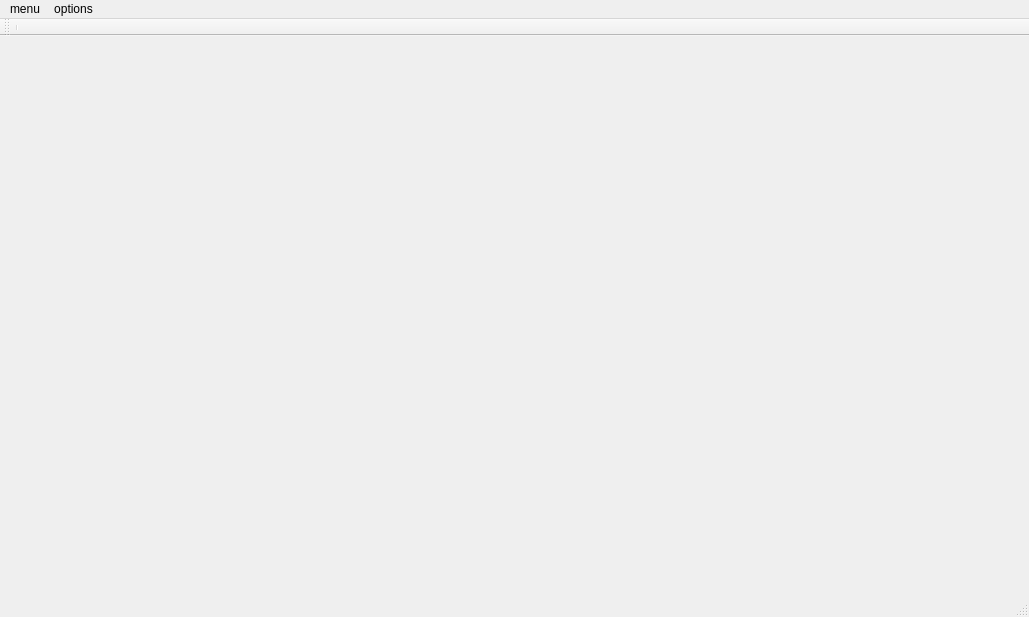
First picture: the form in image-editor/imageeditor.ui, repository sagarkalburgi/image-editor, before the edit.
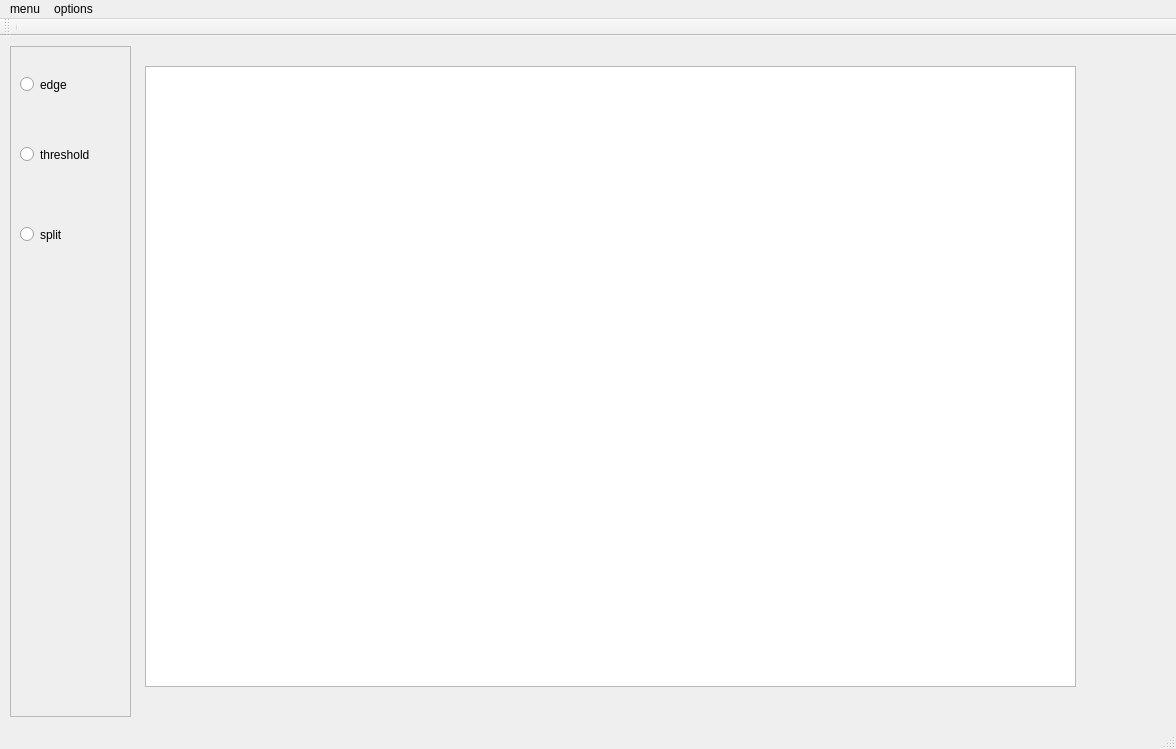
Second picture: the form after the edit.

Commit message: graphics layout and basic buttons implemented

```diff
--- a/image-editor/imageeditor.ui
+++ b/image-editor/imageeditor.ui
@@ -9,8 +9,8 @@
    <rect>
     <x>0</x>
     <y>0</y>
-    <width>1029</width>
-    <height>617</height>
+    <width>1176</width>
+    <height>749</height>
    </rect>
   </property>
   <property name="sizePolicy">
@@ -22,13 +22,79 @@
   <property name="windowTitle">
    <string>imageeditor</string>
   </property>
-  <widget class="QWidget" name="centralWidget"/>
+  <widget class="QWidget" name="centralWidget">
+   <widget class="QGraphicsView" name="graphicsView">
+    <property name="geometry">
+     <rect>
+      <x>145</x>
+      <y>30</y>
+      <width>931</width>
+      <height>621</height>
+     </rect>
+    </property>
+   </widget>
+   <widget class="QFrame" name="frame">
+    <property name="geometry">
+     <rect>
+      <x>10</x>
+      <y>10</y>
+      <width>121</width>
+      <height>671</height>
+     </rect>
+    </property>
+    <property name="frameShape">
+     <enum>QFrame::StyledPanel</enum>
+    </property>
+    <property name="frameShadow">
+     <enum>QFrame::Raised</enum>
+    </property>
+    <widget class="QRadioButton" name="edge">
+     <property name="geometry">
+      <rect>
+       <x>10</x>
+       <y>30</y>
+       <width>82</width>
+       <height>17</height>
+      </rect>
+     </property>
+     <property name="text">
+      <string>edge</string>
+     </property>
+    </widget>
+    <widget class="QRadioButton" name="threshold">
+     <property name="geometry">
+      <rect>
+       <x>10</x>
+       <y>100</y>
+       <width>82</width>
+       <height>17</height>
+      </rect>
+     </property>
+     <property name="text">
+      <string>threshold</string>
+     </property>
+    </widget>
+    <widget class="QRadioButton" name="split">
+     <property name="geometry">
+      <rect>
+       <x>10</x>
+       <y>180</y>
+       <width>82</width>
+       <height>17</height>
+      </rect>
+     </property>
+     <property name="text">
+      <string>split</string>
+     </property>
+    </widget>
+   </widget>
+  </widget>
   <widget class="QMenuBar" name="menuBar">
    <property name="geometry">
     <rect>
      <x>0</x>
      <y>0</y>
-     <width>1029</width>
+     <width>1176</width>
      <height>21</height>
     </rect>
    </property>
```
